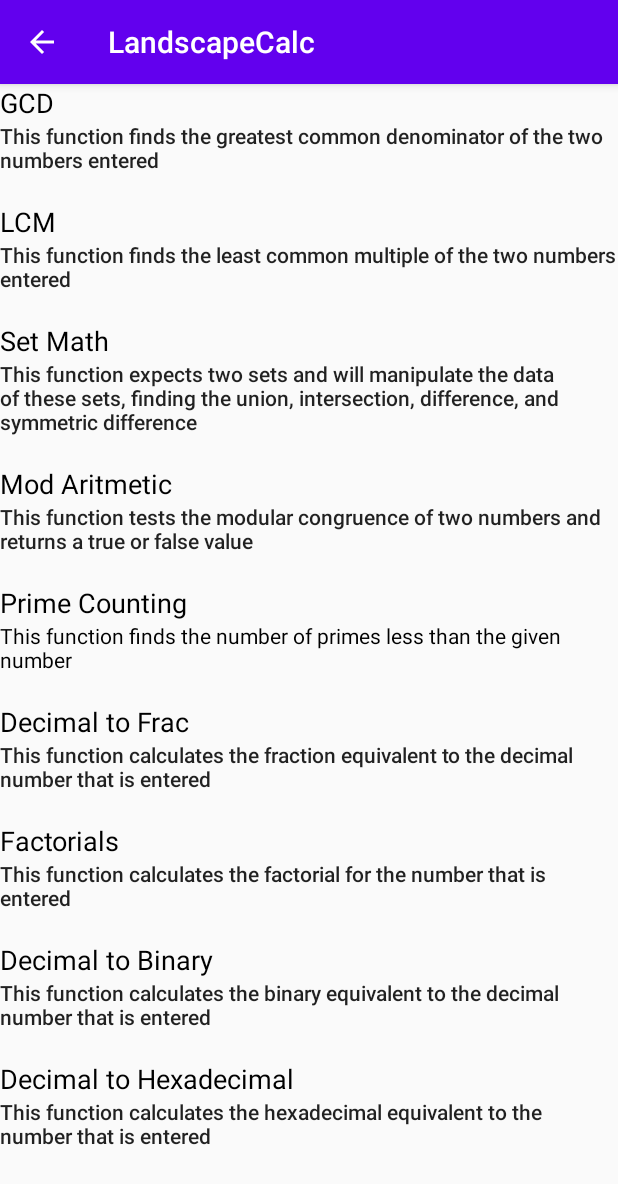
After one commit to matiascshaha/LandscapeCalc, an Android app: the Dictionary_Activity screen opened directly, with no data from a screen before it, on a phone screen of 412 x 824 dp. The commit adds this screen. Shown: the top 1184 px of the screen. Run offline under Robolectric (Android 15) with nearby library versions, the phone set to English and light mode, and no system bars; Roboto replaces fonts that are not available here.

Commit message:
Implemented the Dictionary Activity and fixed the problems with the action bar for the Modulus Activity

```diff
--- /dev/null
+++ b/app/src/main/java/com/example/landscapecalc/Dictionary_Activity.java
@@ -0,0 +1,16 @@
+package com.example.landscapecalc;
+
+import androidx.appcompat.app.AppCompatActivity;
+
+import android.os.Bundle;
+
+public class Dictionary_Activity extends AppCompatActivity {
+
+    @Override
+    protected void onCreate(Bundle savedInstanceState) {
+        super.onCreate(savedInstanceState);
+        setContentView(R.layout.activity_dictionary_);
+
+        getSupportActionBar().setDisplayHomeAsUpEnabled(true);
+    }
+}
--- a/app/src/main/java/com/example/landscapecalc/MainActivity.java
+++ b/app/src/main/java/com/example/landscapecalc/MainActivity.java
@@ -15,6 +15,7 @@ public class MainActivity extends AppCompatActivity {
     Button Prime_Count_Button;
     Button Decimal_Frac_Button;
     Button Modulus_Button;
+    Button Dictionary_Button;
 
     @Override
     protected void onCreate(Bundle savedInstanceState) {
@@ -27,6 +28,7 @@ public class MainActivity extends AppCompatActivity {
         Prime_Count_Button = findViewById(R.id.Prime_Count_Button);
         Decimal_Frac_Button = findViewById(R.id.Decimal_Frac_Button);
         Modulus_Button = findViewById(R.id.Modulus_Button);
+        Dictionary_Button = findViewById(R.id.Dictionary_Button);
 
         GCD_Button.setOnClickListener(new View.OnClickListener() {
             @Override
@@ -79,6 +81,14 @@ public class MainActivity extends AppCompatActivity {
             }
         });
 
+        Dictionary_Button.setOnClickListener(new View.OnClickListener() {
+            @Override
+            public void onClick(View v) {
+                Intent myIntent = new Intent(MainActivity.this, Dictionary_Activity.class);
+                startActivity(myIntent);
+            }
+        });
+
 
     }
 }
--- /dev/null
+++ b/app/src/main/res/layout/activity_dictionary_.xml
@@ -0,0 +1,199 @@
+<?xml version="1.0" encoding="utf-8"?>
+<androidx.constraintlayout.widget.ConstraintLayout xmlns:android="http://schemas.android.com/apk/res/android"
+    xmlns:app="http://schemas.android.com/apk/res-auto"
+    xmlns:tools="http://schemas.android.com/tools"
+    android:layout_width="match_parent"
+    android:layout_height="match_parent"
+    tools:context=".Dictionary_Activity">
+
+    <ScrollView
+        android:layout_width="match_parent"
+        android:layout_height="match_parent">
+
+        <LinearLayout
+            android:layout_width="match_parent"
+            android:layout_height="wrap_content"
+            android:orientation="vertical" >
+
+            <TextView
+                android:id="@+id/GCD_Header"
+                android:layout_width="match_parent"
+                android:layout_height="wrap_content"
+                android:text="@string/Gcd_Text"
+                android:textAppearance="@style/TextAppearance.AppCompat.Medium"
+                android:textColor="#000000" />
+
+            <TextView
+                android:id="@+id/GCD_Description"
+                android:layout_width="match_parent"
+                android:layout_height="wrap_content"
+                android:text="@string/GCD_Description"
+                android:textAppearance="@style/TextAppearance.AppCompat.Body2" />
+
+            <TextView
+                android:id="@+id/empty"
+                android:layout_width="match_parent"
+                android:layout_height="wrap_content" />
+
+            <TextView
+                android:id="@+id/LCM_Header"
+                android:layout_width="match_parent"
+                android:layout_height="wrap_content"
+                android:text="@string/LCM_Text"
+                android:textAppearance="@style/TextAppearance.AppCompat.Medium"
+                android:textColor="#000000" />
+
+            <TextView
+                android:id="@+id/LCM_Description"
+                android:layout_width="match_parent"
+                android:layout_height="wrap_content"
+                android:text="@string/LCM_Description"
+                android:textAppearance="@style/TextAppearance.AppCompat.Body2" />
+
+            <TextView
+                android:id="@+id/empty2"
+                android:layout_width="match_parent"
+                android:layout_height="wrap_content" />
+
+            <TextView
+                android:id="@+id/SetMath_Header"
+                android:layout_width="match_parent"
+                android:layout_height="wrap_content"
+                android:text="@string/setMath_Text"
+                android:textAppearance="@style/TextAppearance.AppCompat.Medium"
+                android:textColor="@color/black" />
+
+            <TextView
+                android:id="@+id/SetMath_Description"
+                android:layout_width="match_parent"
+                android:layout_height="wrap_content"
+                android:text="@string/SetMath_Description"
+                android:textAppearance="@style/TextAppearance.AppCompat.Body2" />
+
+            <TextView
+                android:id="@+id/empty3"
+                android:layout_width="match_parent"
+                android:layout_height="wrap_content" />
+
+            <TextView
+                android:id="@+id/Modular_Header"
+                android:layout_width="match_parent"
+                android:layout_height="wrap_content"
+                android:text="@string/modularArithmetic_Text"
+                android:textAppearance="@style/TextAppearance.AppCompat.Medium"
+                android:textColor="@color/black" />
+
+            <TextView
+                android:id="@+id/Modular_Description"
+                android:layout_width="match_parent"
+                android:layout_height="wrap_content"
+                android:text="@string/Modular_Description"
+                android:textAppearance="@style/TextAppearance.AppCompat.Body2" />
+
+            <TextView
+                android:id="@+id/empty4"
+                android:layout_width="match_parent"
+                android:layout_height="wrap_content" />
+
+            <TextView
+                android:id="@+id/Prime_Header"
+                android:layout_width="match_parent"
+                android:layout_height="wrap_content"
+                android:text="@string/primeCount_Text"
+                android:textAppearance="@style/TextAppearance.AppCompat.Medium"
+                android:textColor="@color/black" />
+
+            <TextView
+                android:id="@+id/Prime_Description"
+                android:layout_width="match_parent"
+                android:layout_height="wrap_content"
+                android:text="@string/Prime_Description"
+                android:textColor="@color/black" />
+
+            <TextView
+                android:id="@+id/empty5"
+                android:layout_width="match_parent"
+                android:layout_height="wrap_content" />
+
+            <TextView
+                android:id="@+id/DecimaltoFrac_Header"
+                android:layout_width="match_parent"
+                android:layout_height="wrap_content"
+                android:text="@string/decimal_to_fraction_text"
+                android:textAppearance="@style/TextAppearance.AppCompat.Medium"
+                android:textColor="@color/black" />
+
+            <TextView
+                android:id="@+id/DecimaltoFrac_Description"
+                android:layout_width="match_parent"
+                android:layout_height="wrap_content"
+                android:text="@string/DectoFrac_Description"
+                android:textAppearance="@style/TextAppearance.AppCompat.Body2" />
+
+            <TextView
+                android:id="@+id/empty6"
+                android:layout_width="match_parent"
+                android:layout_height="wrap_content" />
+
+            <TextView
+                android:id="@+id/Factorials_Header"
+                android:layout_width="match_parent"
+                android:layout_height="wrap_content"
+                android:text="@string/factorials_text"
+                android:textAppearance="@style/TextAppearance.AppCompat.Medium"
+                android:textColor="@color/black" />
+
+            <TextView
+                android:id="@+id/Factorials_Description"
+                android:layout_width="match_parent"
+                android:layout_height="wrap_content"
+                android:text="@string/Factorial_Description"
+                android:textAppearance="@style/TextAppearance.AppCompat.Body2" />
+
+            <TextView
+                android:id="@+id/empty7"
+                android:layout_width="match_parent"
+                android:layout_height="wrap_content" />
+
+            <TextView
+                android:id="@+id/DecimaltoBinary_Header"
+                android:layout_width="match_parent"
+                android:layout_height="wrap_content"
+                android:text="@string/decimal_to_binary_text"
+                android:textAppearance="@style/TextAppearance.AppCompat.Medium"
+                android:textColor="@color/black" />
+
+            <TextView
+                android:id="@+id/DecimaltoBinary_Description"
+                android:layout_width="match_parent"
+                android:layout_height="wrap_content"
+                android:text="@string/DectoBin_Description"
+                android:textAppearance="@style/TextAppearance.AppCompat.Body2" />
+
+            <TextView
+                android:id="@+id/empty8"
+                android:layout_width="match_parent"
+                android:layout_height="wrap_content" />
+
+            <TextView
+                android:id="@+id/DecimaltoHex_Header"
+                android:layout_width="match_parent"
+                android:layout_height="wrap_content"
+                android:text="@string/decimal_to_hexadecimal_text"
+                android:textAppearance="@style/TextAppearance.AppCompat.Medium"
+                android:textColor="@color/black" />
+
+            <TextView
+                android:id="@+id/DecimaltoHex_Description"
+                android:layout_width="match_parent"
+                android:layout_height="wrap_content"
+                android:text="@string/DectoHex_Description"
+                android:textAppearance="@style/TextAppearance.AppCompat.Body2" />
+
+            <TextView
+                android:id="@+id/empty9"
+                android:layout_width="match_parent"
+                android:layout_height="wrap_content" />
+        </LinearLayout>
+    </ScrollView>
+</androidx.constraintlayout.widget.ConstraintLayout>
--- a/app/src/main/res/layout/activity_main.xml
+++ b/app/src/main/res/layout/activity_main.xml
@@ -127,4 +127,17 @@
         app:layout_constraintStart_toStartOf="parent"
         app:layout_constraintTop_toBottomOf="@+id/textView" />
 
+    <Button
+        android:id="@+id/Dictionary_Button"
+        android:layout_width="118dp"
+        android:layout_height="42dp"
+        android:layout_marginStart="146dp"
+        android:layout_marginTop="8dp"
+        android:layout_marginEnd="147dp"
+        android:text="@string/dictionary_text"
+        app:layout_constraintEnd_toEndOf="parent"
+        app:layout_constraintHorizontal_bias="1.0"
+        app:layout_constraintStart_toStartOf="parent"
+        app:layout_constraintTop_toBottomOf="@+id/textView2" />
+
 </androidx.constraintlayout.widget.ConstraintLayout>
--- a/app/src/main/res/values/strings.xml
+++ b/app/src/main/res/values/strings.xml
@@ -10,6 +10,7 @@
     <string name="factorials_text">Factorials</string>
     <string name="decimal_to_binary_text">Decimal to Binary</string>
     <string name="decimal_to_hexadecimal_text">Decimal to Hexadecimal</string>
+    <string name="dictionary_text">Dictionary</string>
     <string name="MAIN_ACTIVITY_Welcome_Message">Welcome to Landscape Calc</string>\
     <string name="MAIN_ACTIVITY_PickAFunctions_String">Pick a Function</string>
     <string name="GCD_edit_text_default">Num1, Num2</string>
@@ -25,6 +26,25 @@
         <item>Difference</item>
         <item>Symmetric Difference</item>
     </string-array>
+    <string name="GCD_Description">This function finds the greatest common
+        denominator of the two numbers entered</string>
+    <string name="LCM_Description">This function finds the least common
+        multiple of the two numbers entered</string>
+    <string name="SetMath_Description">This function expects two sets and will
+        manipulate the data of these sets, finding the union, intersection, difference,
+        and symmetric difference</string>
+    <string name="Modular_Description">This function tests the modular congruence of
+        two numbers and returns a true or false value</string>
+    <string name="Prime_Description">This function finds the number of primes less
+        than the given number</string>
+    <string name="DectoFrac_Description">This function calculates the fraction equivalent
+        to the decimal number that is entered</string>
+    <string name="Factorial_Description">This function calculates the factorial for
+        the number that is entered</string>
+    <string name="DectoBin_Description">This function calculates the binary equivalent
+        to the decimal number that is entered</string>
+    <string name="DectoHex_Description">This function calculates the hexadecimal equivalent
+        to the number that is entered</string>
     <color name="black">#FF000000</color>
     <color name="white">#FFFFFF</color>
 
```
Also changed, not shown: app/src/main/AndroidManifest.xml (+6 -1 lines).
